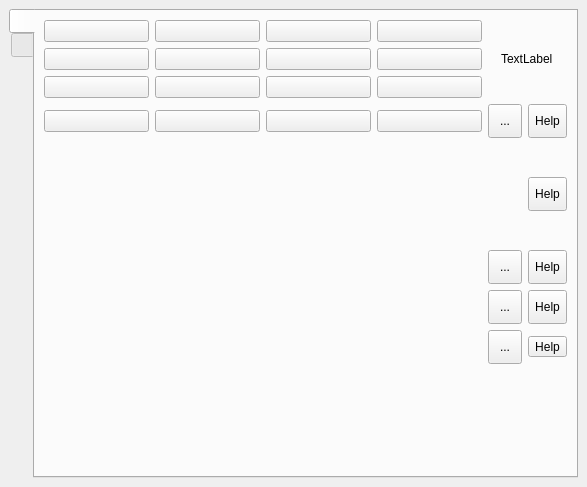
Before: the Qt Designer form src/mainwindow.ui in vkohaupt/vokoShowClick, drawn with Qt 5.
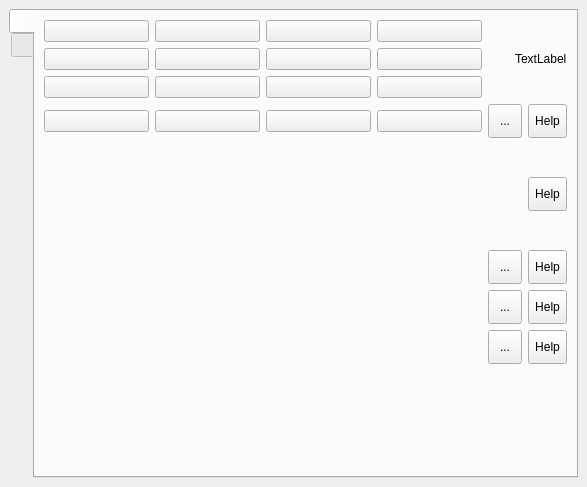
After: the same form once the commit is applied. Icons and pictures are not drawn.

Commit message: size help button

Patch:
```diff
--- a/src/mainwindow.ui
+++ b/src/mainwindow.ui
@@ -54,6 +54,12 @@
             </item>
             <item row="7" column="5">
              <widget class="QToolButton" name="help_click_time">
+              <property name="minimumSize">
+               <size>
+                <width>34</width>
+                <height>34</height>
+               </size>
+              </property>
               <property name="text">
                <string notr="true">Help</string>
               </property>
@@ -118,7 +124,7 @@
               </property>
              </widget>
             </item>
-            <item row="0" column="4" rowspan="3" colspan="2" alignment="Qt::AlignHCenter|Qt::AlignVCenter">
+            <item row="0" column="4" rowspan="3" colspan="2" alignment="Qt::AlignRight|Qt::AlignVCenter">
              <widget class="QLabel" name="labelOS">
               <property name="text">
                <string>TextLabel</string>
```
